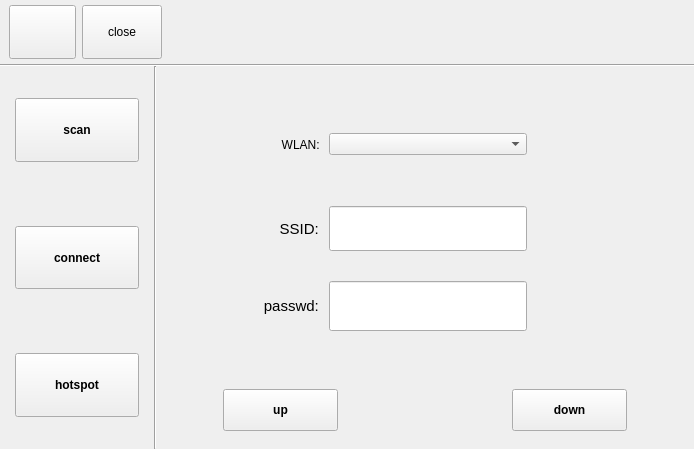
jizizihe/baijie_demo, file wifi.ui: the form before one commit.
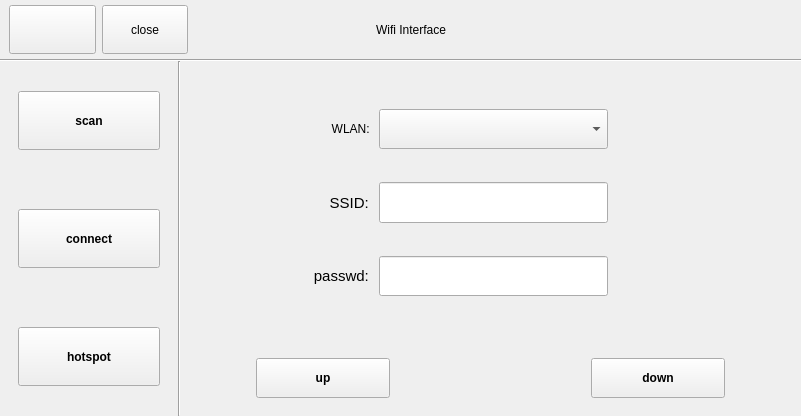
The form after the commit. The open tabs and pages were chosen to show the change. Icons and pictures are not drawn.

Commit message: func: 1.chang button style in gpio       2.refresh when open and close button in wifi,bluetooth,ethernet and 4g       3.add set  gateway and subnet mask in ethernet       4.add display 4g status in 4g       5.optimize copy,cut,delete,safe exit in storage       6.add the judgment that the serial port is occupied

Diff of the .ui file:
```diff
--- a/wifi.ui
+++ b/wifi.ui
@@ -6,8 +6,8 @@
    <rect>
     <x>0</x>
     <y>0</y>
-    <width>694</width>
-    <height>449</height>
+    <width>801</width>
+    <height>416</height>
    </rect>
   </property>
   <property name="sizePolicy">
@@ -119,7 +119,7 @@
      <number>0</number>
     </property>
     <item row="0" column="0">
-     <layout class="QHBoxLayout" name="horizontalLayout_14" stretch="1,1,8">
+     <layout class="QHBoxLayout" name="horizontalLayout_14" stretch="1,1,1,3,3">
       <property name="spacing">
        <number>6</number>
       </property>
@@ -180,6 +180,29 @@
         </property>
        </widget>
       </item>
+      <item>
+       <spacer name="horizontalSpacer_7">
+        <property name="orientation">
+         <enum>Qt::Horizontal</enum>
+        </property>
+        <property name="sizeHint" stdset="0">
+         <size>
+          <width>40</width>
+          <height>20</height>
+         </size>
+        </property>
+       </spacer>
+      </item>
+      <item>
+       <widget class="QLabel" name="label_6">
+        <property name="text">
+         <string>Wifi Interface</string>
+        </property>
+        <property name="alignment">
+         <set>Qt::AlignCenter</set>
+        </property>
+       </widget>
+      </item>
       <item>
        <spacer name="horizontalSpacer_22">
         <property name="orientation">
@@ -614,9 +637,9 @@
                <number>0</number>
               </property>
               <item row="0" column="0">
-               <layout class="QVBoxLayout" name="verticalLayout_6" stretch="2,5,1,4,1,4,3">
+               <layout class="QVBoxLayout" name="verticalLayout_6" stretch="2,3,1,3,1,3,3">
                 <property name="spacing">
-                 <number>0</number>
+                 <number>6</number>
                 </property>
                 <item>
                  <spacer name="verticalSpacer_3">
@@ -670,7 +693,17 @@
                     </widget>
                    </item>
                    <item>
-                    <widget class="QComboBox" name="comboBox"/>
+                    <widget class="QComboBox" name="comboBox">
+                     <property name="sizePolicy">
+                      <sizepolicy hsizetype="Minimum" vsizetype="Minimum">
+                       <horstretch>0</horstretch>
+                       <verstretch>0</verstretch>
+                      </sizepolicy>
+                     </property>
+                     <property name="styleSheet">
+                      <string notr="true"/>
+                     </property>
+                    </widget>
                    </item>
                    <item>
                     <spacer name="horizontalSpacer_24">
@@ -779,9 +812,12 @@
                      <property name="maximumSize">
                       <size>
                        <width>16777215</width>
-                       <height>45</height>
+                       <height>16777215</height>
                       </size>
                      </property>
+                     <property name="styleSheet">
+                      <string notr="true"/>
+                     </property>
                     </widget>
                    </item>
                    <item>
@@ -897,7 +933,7 @@
                      <property name="maximumSize">
                       <size>
                        <width>16777215</width>
-                       <height>50</height>
+                       <height>16777215</height>
                       </size>
                      </property>
                      <property name="cursor">
```
Left out of the diff: 19 changed lines with no effect on the pictures. The commit also changes 103 other files.
